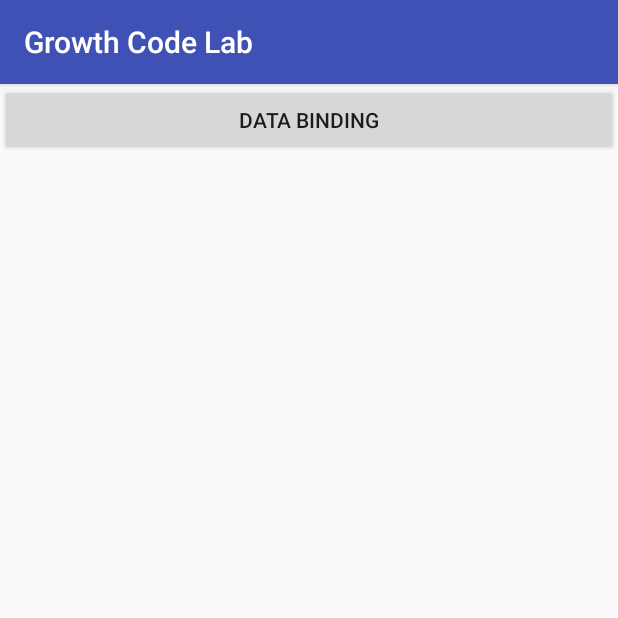
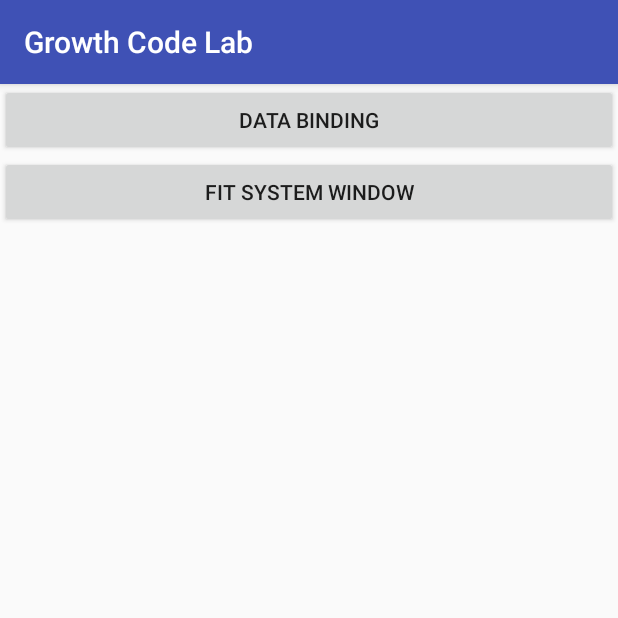
Before and after one commit to xiaoRoy/GrowthCodeLab, an Android app: the screen it shows after launch (MainActivity), on a phone screen of 412 x 824 dp, the top half of it. Run offline under Robolectric (Android 15) with nearby library versions, the phone set to English and light mode, and no system bars.

Commit message:
Finished how to understand fitSystemWindow.

```diff
--- a/app/src/main/AndroidManifest.xml
+++ b/app/src/main/AndroidManifest.xml
@@ -17,6 +17,9 @@
             </intent-filter>
         </activity>
         <activity android:name=".activity.DataBindingActivity"/>
+        <activity android:name=".activity.FitSystemWindowActivity"
+                  android:theme="@style/NoActionBar"
+            />
     </application>
 
 </manifest>
--- a/app/src/main/java/com/learn/growthcodelab/MainActivity.java
+++ b/app/src/main/java/com/learn/growthcodelab/MainActivity.java
@@ -5,6 +5,7 @@ import android.os.Bundle;
 import android.view.View;
 
 import com.learn.growthcodelab.activity.DataBindingActivity;
+import com.learn.growthcodelab.activity.FitSystemWindowActivity;
 
 public class MainActivity extends AppCompatActivity implements View.OnClickListener{
 
@@ -13,6 +14,7 @@ public class MainActivity extends AppCompatActivity implements View.OnClickListe
         super.onCreate(savedInstanceState);
         setContentView(R.layout.activity_main);
         findViewById(R.id.btn_main_data_binding).setOnClickListener(this);
+        findViewById(R.id.btn_main_fit_system_window).setOnClickListener(this);
     }
 
     @Override
@@ -21,6 +23,9 @@ public class MainActivity extends AppCompatActivity implements View.OnClickListe
             case R.id.btn_main_data_binding:
                 DataBindingActivity.start(this);
                 break;
+            case R.id.btn_main_fit_system_window:
+                FitSystemWindowActivity.start(this);
+                break;
         }
     }
 }
--- a/app/src/main/res/layout/activity_main.xml
+++ b/app/src/main/res/layout/activity_main.xml
@@ -13,4 +13,11 @@
         android:text="@string/s_data_binding"
         />
 
+    <Button
+        android:id="@+id/btn_main_fit_system_window"
+        android:layout_width="match_parent"
+        android:layout_height="wrap_content"
+        android:text="@string/s_fit_system_window"
+        />
+
 </LinearLayout>
--- /dev/null
+++ b/app/src/main/res/values-v19/styles.xml
@@ -0,0 +1,8 @@
+<resources>
+    <style name="NoActionBar" parent="Theme.AppCompat.Light.NoActionBar">
+        <item name="colorPrimary">@color/colorPrimary</item>
+        <item name="colorPrimaryDark">@color/colorPrimaryDark</item>
+        <item name="colorAccent">@color/colorAccent</item>
+        <item name="android:windowTranslucentStatus">false</item>
+    </style>
+</resources>
--- a/app/src/main/res/values/strings.xml
+++ b/app/src/main/res/values/strings.xml
@@ -2,4 +2,6 @@
     <string name="app_name">Growth Code Lab</string>
 
     <string name="s_data_binding">Data Binding</string>
+    <string name="s_fit_system_window">Fit System Window</string>
+    <string name="s_fit_system_window_tool_bar_title">Fit System Window</string>
 </resources>
--- a/app/src/main/res/values/styles.xml
+++ b/app/src/main/res/values/styles.xml
@@ -7,5 +7,9 @@
         <item name="colorPrimaryDark">@color/colorPrimaryDark</item>
         <item name="colorAccent">@color/colorAccent</item>
     </style>
-
+    <style name="NoActionBar" parent="Theme.AppCompat.Light.NoActionBar">
+        <item name="colorPrimary">@color/colorPrimary</item>
+        <item name="colorPrimaryDark">@color/colorPrimaryDark</item>
+        <item name="colorAccent">@color/colorAccent</item>
+    </style>
 </resources>
```
Also changed, not shown: app/src/main/java/com/learn/growthcodelab/activity/FitSystemWindowActivity.java (added, +38 -0 lines), app/src/main/res/layout/activity_fit_system_window.xml (added, +18 -0 lines).
